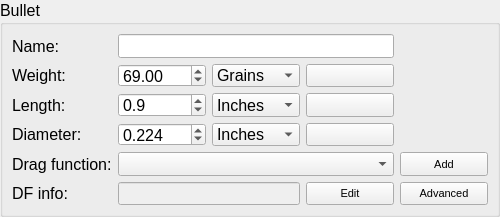
Before: the Qt Designer form ui_templates/prof_bullet.ui in o-murphy/archer_ballistics_constructor, drawn with Qt 5.
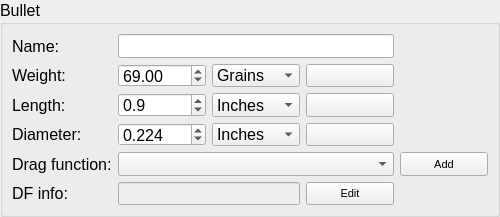
After: the same form once the commit is applied. Icons and pictures are not drawn.

Diff of the .ui file:
```diff
--- a/ui_templates/prof_bullet.ui
+++ b/ui_templates/prof_bullet.ui
@@ -578,39 +578,6 @@
         </layout>
        </widget>
       </item>
-      <item row="5" column="4">
-       <widget class="QToolButton" name="proDragEdit">
-        <property name="sizePolicy">
-         <sizepolicy hsizetype="Preferred" vsizetype="Preferred">
-          <horstretch>0</horstretch>
-          <verstretch>0</verstretch>
-         </sizepolicy>
-        </property>
-        <property name="font">
-         <font>
-          <pointsize>8</pointsize>
-         </font>
-        </property>
-        <property name="toolTip">
-         <string>&lt;font color=black&gt;Edit drag function&lt;/font&gt;</string>
-        </property>
-        <property name="text">
-         <string>Advanced</string>
-        </property>
-        <property name="iconSize">
-         <size>
-          <width>8</width>
-          <height>8</height>
-         </size>
-        </property>
-        <property name="toolButtonStyle">
-         <enum>Qt::ToolButtonTextOnly</enum>
-        </property>
-        <property name="arrowType">
-         <enum>Qt::NoArrow</enum>
-        </property>
-       </widget>
-      </item>
      </layout>
     </widget>
    </item>
```
